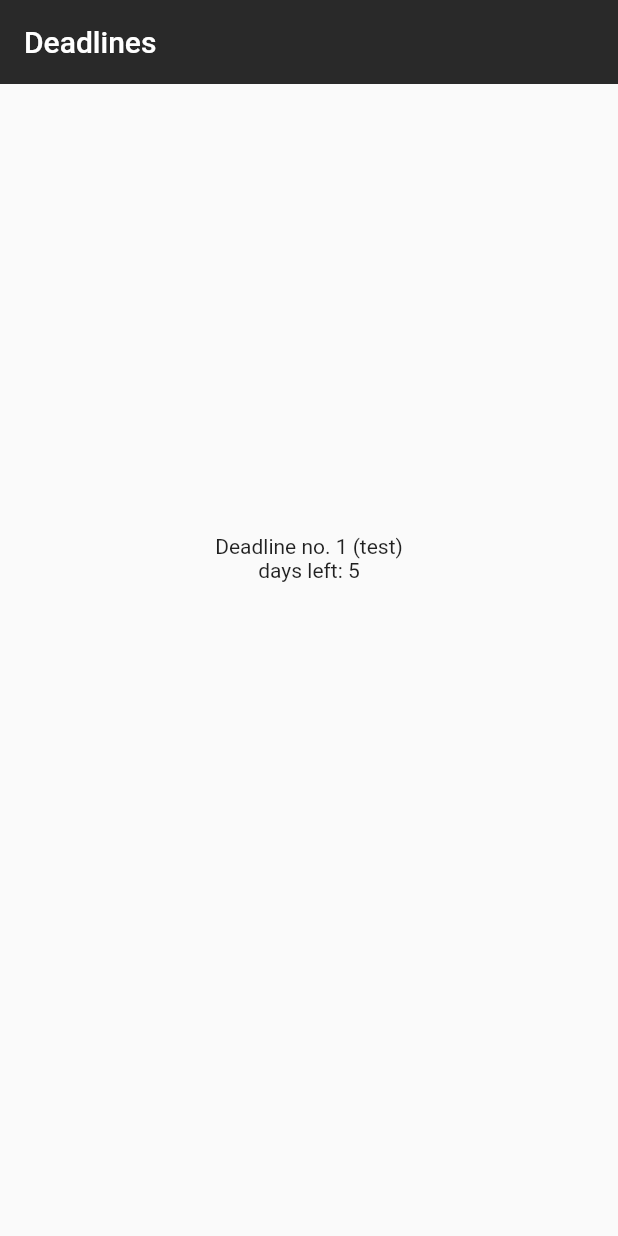
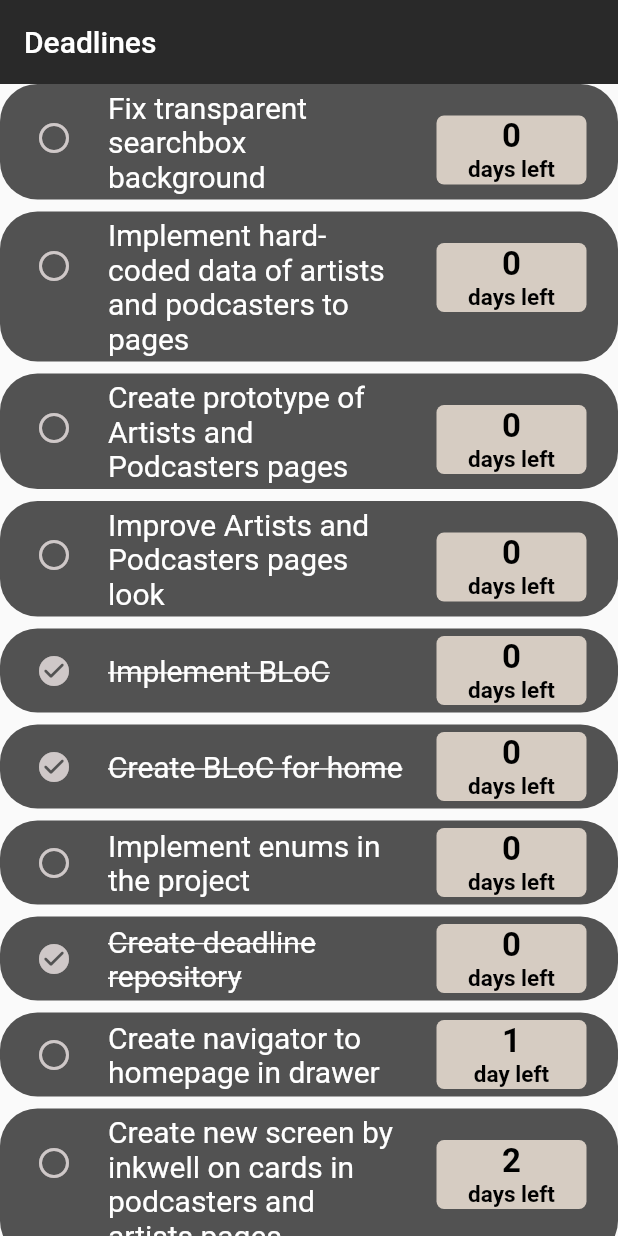
Before and after one commit to KacperMajcher/rating, a Flutter app: the screen it shows once a user with an empty profile is signed in, on a phone screen of 412 x 824 dp. Run offline on Flutter 3.47's test engine with Material 2 defaults, Android fonts, the phone set to English and light mode, and no system bars; our stand-ins replace firebase_auth, firebase_core, flutter_bloc, google_fonts; missing offline and left inert: flutterfire_ui; accounts and stored records are empty.

Commit message:
Connect repository and home page through BLoC

```diff
--- a/lib/features/home/cubit/home_cubit.dart
+++ b/lib/features/home/cubit/home_cubit.dart
@@ -1,7 +1,21 @@
 import 'package:flutter_bloc/flutter_bloc.dart';
+import 'package:rating/model/deadline_model.dart';
+import 'package:rating/repositories/deadline_repository.dart';
 
 part 'home_state.dart';
 
 class HomeCubit extends Cubit<HomeState> {
-  HomeCubit() : super(HomeState());
+  HomeCubit({required this.deadlineRepository}) : super(const HomeState());
+
+  final DeadlineRepository deadlineRepository;
+
+  Future<void> getDeadlineItems() async {
+    emit(const HomeState(deadlineItem: []));
+    final deadlineModel = deadlineRepository.deadlineItemsList();
+    emit(
+      HomeState(
+        deadlineItem: deadlineModel,
+      ),
+    );
+  }
 }
--- a/lib/features/home/cubit/home_state.dart
+++ b/lib/features/home/cubit/home_state.dart
@@ -2,7 +2,8 @@
 part of 'home_cubit.dart';
 
 class HomeState {
-  HomeState();
-  final String task = 'Deadline no. 1 (test)';
-  final int deadline = 5;
+  const HomeState({
+    this.deadlineItem = const [],
+  });
+  final List<DeadlineItem> deadlineItem;
 }
--- a/lib/features/home/home_page.dart
+++ b/lib/features/home/home_page.dart
@@ -12,25 +12,21 @@ class HomeStateTest extends StatelessWidget {
 
   @override
   Widget build(BuildContext context) {
-    return BlocProvider(
-      create: (context) => HomeCubit(),
+    return BlocProvider<HomeCubit>(
+      create: (context) {
+        return HomeCubit(
+          deadlineRepository: DeadlineRepository(),
+        )..getDeadlineItems();
+      },
       child: BlocBuilder<HomeCubit, HomeState>(
         builder: (context, state) {
           return Scaffold(
             appBar: _buildAppBar(),
             body: Center(
-              child: Column(children: [
-                const SizedBox(
-                  height: 300,
-                ),
-                Text(state.task),
-                Row(
-                  mainAxisAlignment: MainAxisAlignment.center,
-                  children: [
-                    const Text('days left: '),
-                    Text(state.deadline.toString()),
-                  ],
-                ),
+              child: ListView(children: [
+                for (final deadline in state.deadlineItem)
+                  DeadlineItems(
+                      onCheckBoxChange: deadline, deadlineItem: deadline)
               ]),
             ),
           );
```
Also changed, not shown: 1 other file.
